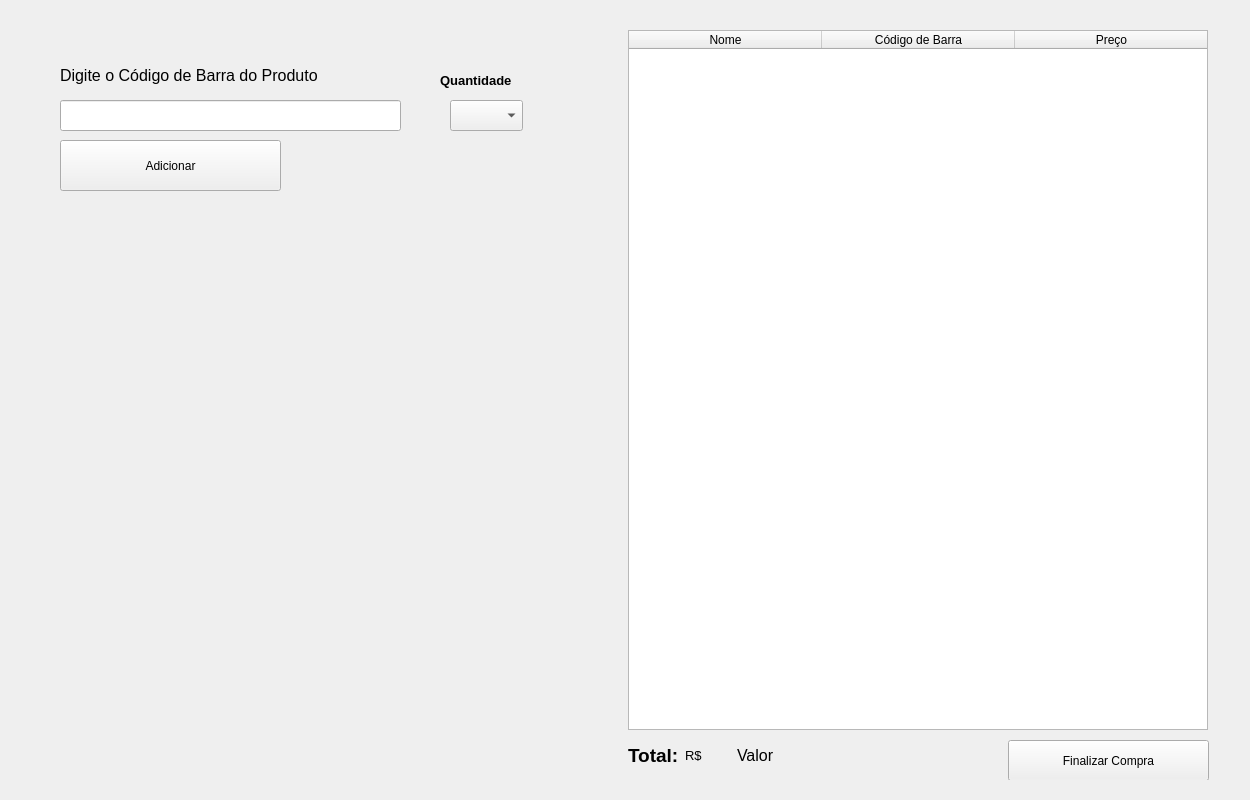
Qt form Desenvolvimento/Caixa.ui (diegost0015/TCC) before a commit.
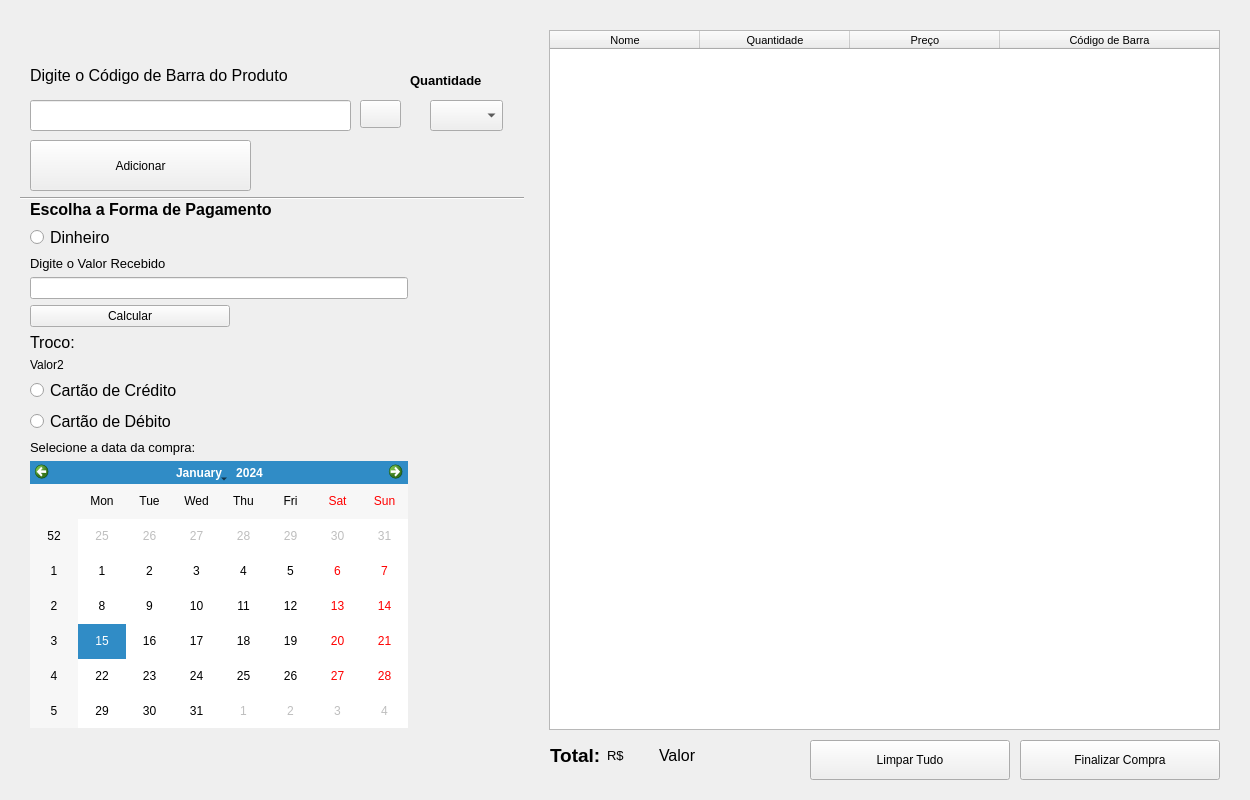
The same form after that commit. Icons and pictures are not drawn.

```diff
--- a/Desenvolvimento/Caixa.ui
+++ b/Desenvolvimento/Caixa.ui
@@ -48,7 +48,7 @@
         <widget class="QPushButton" name="pushButton">
          <property name="geometry">
           <rect>
-           <x>40</x>
+           <x>10</x>
            <y>120</y>
            <width>221</width>
            <height>51</height>
@@ -61,9 +61,9 @@
         <widget class="QLineEdit" name="lineEdit">
          <property name="geometry">
           <rect>
-           <x>40</x>
+           <x>10</x>
            <y>80</y>
-           <width>341</width>
+           <width>321</width>
            <height>31</height>
           </rect>
          </property>
@@ -71,7 +71,7 @@
         <widget class="QLabel" name="label_2">
          <property name="geometry">
           <rect>
-           <x>40</x>
+           <x>10</x>
            <y>40</y>
            <width>391</width>
            <height>31</height>
@@ -89,7 +89,7 @@
         <widget class="QComboBox" name="comboBox">
          <property name="geometry">
           <rect>
-           <x>430</x>
+           <x>410</x>
            <y>80</y>
            <width>73</width>
            <height>31</height>
@@ -99,7 +99,7 @@
         <widget class="QLabel" name="label_3">
          <property name="geometry">
           <rect>
-           <x>420</x>
+           <x>390</x>
            <y>50</y>
            <width>121</width>
            <height>21</height>
@@ -116,16 +116,218 @@
           <string>Quantidade</string>
          </property>
         </widget>
+        <widget class="QPushButton" name="pushButton_pesquisa">
+         <property name="geometry">
+          <rect>
+           <x>340</x>
+           <y>80</y>
+           <width>41</width>
+           <height>28</height>
+          </rect>
+         </property>
+         <property name="text">
+          <string/>
+         </property>
+         <property name="icon">
+          <iconset>
+           <normaloff>Imagens/lupa.png</normaloff>Imagens/lupa.png</iconset>
+         </property>
+        </widget>
+        <widget class="Line" name="line">
+         <property name="geometry">
+          <rect>
+           <x>0</x>
+           <y>170</y>
+           <width>511</width>
+           <height>16</height>
+          </rect>
+         </property>
+         <property name="orientation">
+          <enum>Qt::Horizontal</enum>
+         </property>
+        </widget>
+        <widget class="QWidget" name="">
+         <property name="geometry">
+          <rect>
+           <x>10</x>
+           <y>180</y>
+           <width>378</width>
+           <height>528</height>
+          </rect>
+         </property>
+         <layout class="QVBoxLayout" name="verticalLayout">
+          <item>
+           <widget class="QLabel" name="label_8">
+            <property name="maximumSize">
+             <size>
+              <width>16777215</width>
+              <height>200</height>
+             </size>
+            </property>
+            <property name="font">
+             <font>
+              <pointsize>14</pointsize>
+              <weight>75</weight>
+              <bold>true</bold>
+             </font>
+            </property>
+            <property name="text">
+             <string>&lt;html&gt;&lt;head/&gt;&lt;body&gt;&lt;p&gt;&lt;span style=&quot; font-size:12pt; font-weight:600;&quot;&gt;Escolha a Forma de Pagamento&lt;/span&gt;&lt;/p&gt;&lt;/body&gt;&lt;/html&gt;</string>
+            </property>
+           </widget>
+          </item>
+          <item>
+           <widget class="QRadioButton" name="radioButton_1">
+            <property name="font">
+             <font>
+              <pointsize>12</pointsize>
+             </font>
+            </property>
+            <property name="text">
+             <string>Dinheiro</string>
+            </property>
+           </widget>
+          </item>
+          <item>
+           <widget class="QLabel" name="label_9">
+            <property name="maximumSize">
+             <size>
+              <width>16777215</width>
+              <height>20</height>
+             </size>
+            </property>
+            <property name="font">
+             <font>
+              <pointsize>10</pointsize>
+             </font>
+            </property>
+            <property name="text">
+             <string>Digite o Valor Recebido</string>
+            </property>
+            <property name="margin">
+             <number>0</number>
+            </property>
+           </widget>
+          </item>
+          <item>
+           <widget class="QLineEdit" name="lineEdit_2">
+            <property name="enabled">
+             <bool>true</bool>
+            </property>
+            <property name="maximumSize">
+             <size>
+              <width>500</width>
+              <height>30</height>
+             </size>
+            </property>
+            <property name="dragEnabled">
+             <bool>true</bool>
+            </property>
+            <property name="readOnly">
+             <bool>false</bool>
+            </property>
+           </widget>
+          </item>
+          <item>
+           <widget class="QPushButton" name="pushButton_calc">
+            <property name="maximumSize">
+             <size>
+              <width>200</width>
+              <height>16777215</height>
+             </size>
+            </property>
+            <property name="text">
+             <string>Calcular</string>
+            </property>
+           </widget>
+          </item>
+          <item>
+           <widget class="QLabel" name="label_7">
+            <property name="enabled">
+             <bool>true</bool>
+            </property>
+            <property name="maximumSize">
+             <size>
+              <width>200</width>
+              <height>100</height>
+             </size>
+            </property>
+            <property name="font">
+             <font>
+              <pointsize>12</pointsize>
+              <weight>50</weight>
+              <bold>false</bold>
+             </font>
+            </property>
+            <property name="text">
+             <string>Troco:</string>
+            </property>
+           </widget>
+          </item>
+          <item>
+           <widget class="QLabel" name="label_10">
+            <property name="text">
+             <string>Valor2</string>
+            </property>
+           </widget>
+          </item>
+          <item>
+           <widget class="QRadioButton" name="radioButton_2">
+            <property name="font">
+             <font>
+              <pointsize>12</pointsize>
+             </font>
+            </property>
+            <property name="text">
+             <string>Cartão de Crédito</string>
+            </property>
+           </widget>
+          </item>
+          <item>
+           <widget class="QRadioButton" name="radioButton_3">
+            <property name="font">
+             <font>
+              <pointsize>12</pointsize>
+             </font>
+            </property>
+            <property name="text">
+             <string>Cartão de Débito</string>
+            </property>
+           </widget>
+          </item>
+          <item>
+           <widget class="QLabel" name="label_6">
+            <property name="font">
+             <font>
+              <pointsize>10</pointsize>
+             </font>
+            </property>
+            <property name="text">
+             <string>Selecione a data da compra:</string>
+            </property>
+           </widget>
+          </item>
+          <item>
+           <widget class="QCalendarWidget" name="calendarWidget"/>
+          </item>
+         </layout>
+        </widget>
        </widget>
       </item>
       <item>
        <widget class="QWidget" name="widget_3" native="true">
+        <property name="minimumSize">
+         <size>
+          <width>700</width>
+          <height>0</height>
+         </size>
+        </property>
         <widget class="QTableWidget" name="tableWidget">
          <property name="geometry">
           <rect>
-           <x>0</x>
+           <x>19</x>
            <y>10</y>
-           <width>580</width>
+           <width>671</width>
            <height>700</height>
           </rect>
          </property>
@@ -135,6 +337,11 @@
            <verstretch>0</verstretch>
           </sizepolicy>
          </property>
+         <property name="font">
+          <font>
+           <pointsize>8</pointsize>
+          </font>
+         </property>
          <property name="horizontalScrollBarPolicy">
           <enum>Qt::ScrollBarAlwaysOff</enum>
          </property>
@@ -145,7 +352,13 @@
           <bool>true</bool>
          </attribute>
          <attribute name="horizontalHeaderDefaultSectionSize">
-          <number>193</number>
+          <number>150</number>
+         </attribute>
+         <attribute name="horizontalHeaderStretchLastSection">
+          <bool>true</bool>
+         </attribute>
+         <attribute name="verticalHeaderStretchLastSection">
+          <bool>false</bool>
          </attribute>
          <column>
           <property name="text">
@@ -164,7 +377,7 @@
          </column>
          <column>
           <property name="text">
-           <string>Código de Barra</string>
+           <string>Quantidade</string>
           </property>
          </column>
          <column>
@@ -172,11 +385,16 @@
            <string>Preço</string>
           </property>
          </column>
+         <column>
+          <property name="text">
+           <string>Código de Barra</string>
+          </property>
+         </column>
         </widget>
         <widget class="QWidget" name="layoutWidget">
          <property name="geometry">
           <rect>
-           <x>0</x>
+           <x>20</x>
            <y>720</y>
            <width>155</width>
            <height>30</height>
@@ -212,7 +430,7 @@
            </widget>
           </item>
           <item>
-           <widget class="QLabel" name="label_6">
+           <widget class="QLabel" name="label_valor">
             <property name="font">
              <font>
               <pointsize>12</pointsize>
@@ -230,16 +448,29 @@
         <widget class="QPushButton" name="pushButton_2">
          <property name="geometry">
           <rect>
-           <x>380</x>
+           <x>490</x>
            <y>720</y>
-           <width>201</width>
-           <height>41</height>
+           <width>200</width>
+           <height>40</height>
           </rect>
          </property>
          <property name="text">
           <string>Finalizar Compra</string>
          </property>
         </widget>
+        <widget class="QPushButton" name="pushButton_Limpar">
+         <property name="geometry">
+          <rect>
+           <x>280</x>
+           <y>720</y>
+           <width>200</width>
+           <height>40</height>
+          </rect>
+         </property>
+         <property name="text">
+          <string>Limpar Tudo</string>
+         </property>
+        </widget>
        </widget>
       </item>
      </layout>
```
